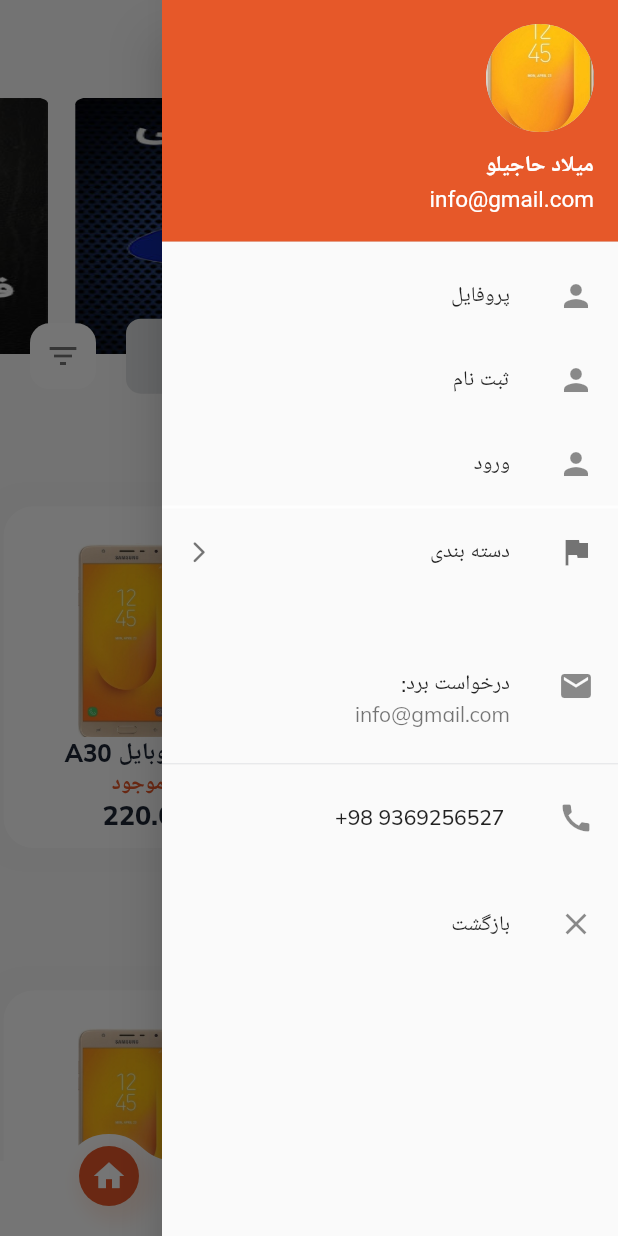
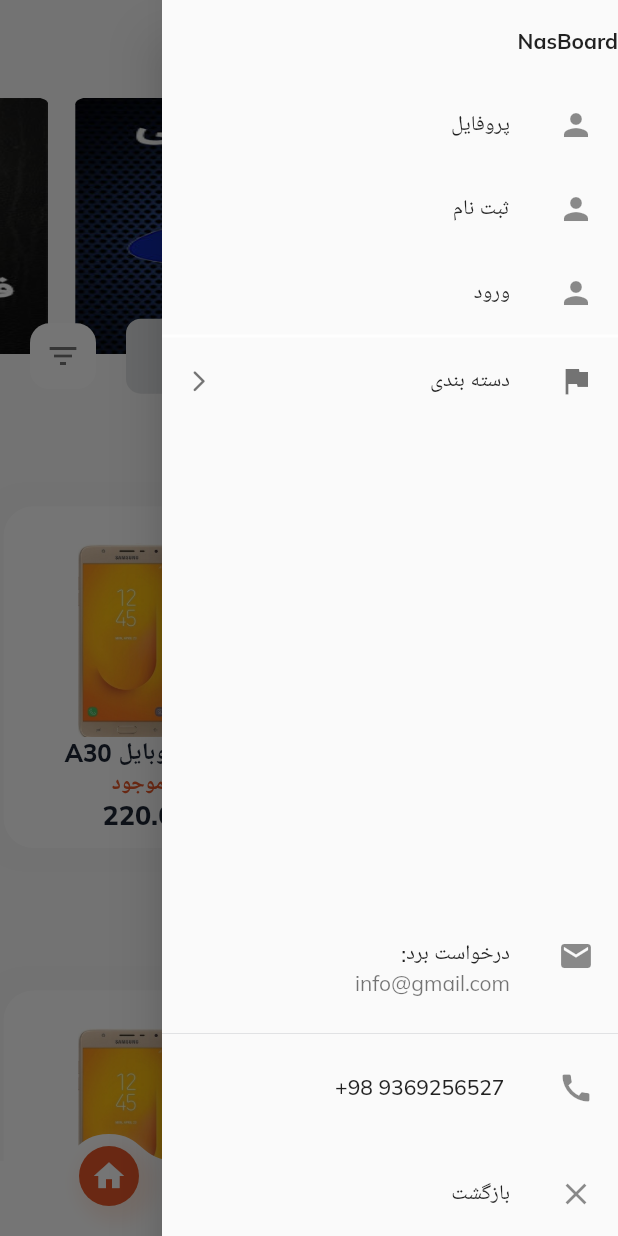
Before and after one commit to Milad305/Nasboard, a Flutter app: the screen it shows after launch, with the side drawer open, on a phone screen of 412 x 824 dp. Run offline on Flutter 3.47's test engine with Material 2 defaults, Android fonts, the phone set to English and light mode, and no system bars; drawn by our look-alikes of carousel_slider; our stand-ins replace google_fonts; missing offline and left inert: dart:html.

Commit message:
commit hompage1

```diff
--- a/lib/src/widgets/Drawer.dart
+++ b/lib/src/widgets/Drawer.dart
@@ -1,3 +1,5 @@
+import 'dart:html';
+
 import 'package:flutter/material.dart';
 import 'package:flutter_ecommerce_app/src/themes/light_color.dart';
 import 'package:flutter_ecommerce_app/src/themes/theme.dart';
@@ -16,7 +18,16 @@ class Drawerwidget extends StatelessWidget {
         mainAxisSize: MainAxisSize.max,
 
         children: <Widget>[
+          Container(
+            height: 55,
+            alignment: Alignment.centerRight,
+            child: Text("NasBoard",
+            style: TextStyle(fontWeight: FontWeight.bold),
+            ),
+          ),
+          /*
           UserAccountsDrawerHeader(
+
             arrowColor: LightColor.orange,
             accountName: Container(
               child: Text(
@@ -35,11 +46,11 @@ class Drawerwidget extends StatelessWidget {
             decoration: BoxDecoration(
               color: LightColor.orange,
             ),
-          ),
+          ),*/
           Expanded(
               child: ListView(
                 scrollDirection: Axis.vertical,
-                shrinkWrap: true,
+
          children: [
            ListTile(
              title: Text('پروفایل'),
@@ -117,6 +128,12 @@ class Drawerwidget extends StatelessWidget {
              ],
            ),
 
+
+         ],
+
+              )
+
+          ),
           Expanded(
             child: Align(
                 alignment: Alignment.bottomCenter,
@@ -155,13 +172,45 @@ class Drawerwidget extends StatelessWidget {
                 )),
           ),
         ],
-
-              )
-
-          )
-        ],
       ),
 
     );
   }
+  /*Expanded(
+             child: Align(
+                 alignment: Alignment.bottomCenter,
+                 child: Container(
+                   alignment: Alignment.bottomRight,
+                   height: MediaQuery.of(context).size.height * .3,
+                   child: Column(
+                     mainAxisSize: MainAxisSize.max,
+                     mainAxisAlignment: MainAxisAlignment.end,
+                     children: [
+
+                       ListTile(
+                           title: Text("درخواست برد:"),
+                           subtitle:Text("info@gmail.com"),
+                           leading: Icon(Icons.email),
+                           onTap: () {launch('mailto:info@gmail.com?subject=درخواست برد');}),
+                       Divider(),
+                       ListTile(
+                           title: Text(" 9369256527 98+ "),
+                           leading: Icon(Icons.call),
+                           onTap: () {
+                             launch("tel://+989369256527");
+                           }),
+                       SizedBox(
+                         height: 15,
+                       ),
+                       ListTile(
+                           title: Text('بازگشت'),
+                           leading: Icon(Icons.close),
+                           onTap: () {
+                             Navigator.of(context).pop();
+                           }),
+
+                     ],
+                   ),
+                 )),
+           ),*/
 }
--- a/lib/src/widgets/product_card.dart
+++ b/lib/src/widgets/product_card.dart
@@ -56,11 +56,7 @@ class ProductCard extends StatelessWidget {
                   color:
                   product.isliked ? LightColor.red : LightColor.iconColor,
                 ),
-                onPressed: () {
-                  product.isliked ? Icons.favorite_border : Icons.favorite;
-
-
-                },
+                onPressed: () {},
               ),
             ),
             Column(
```
Lines whose indentation alone changed are shown as unchanged.
